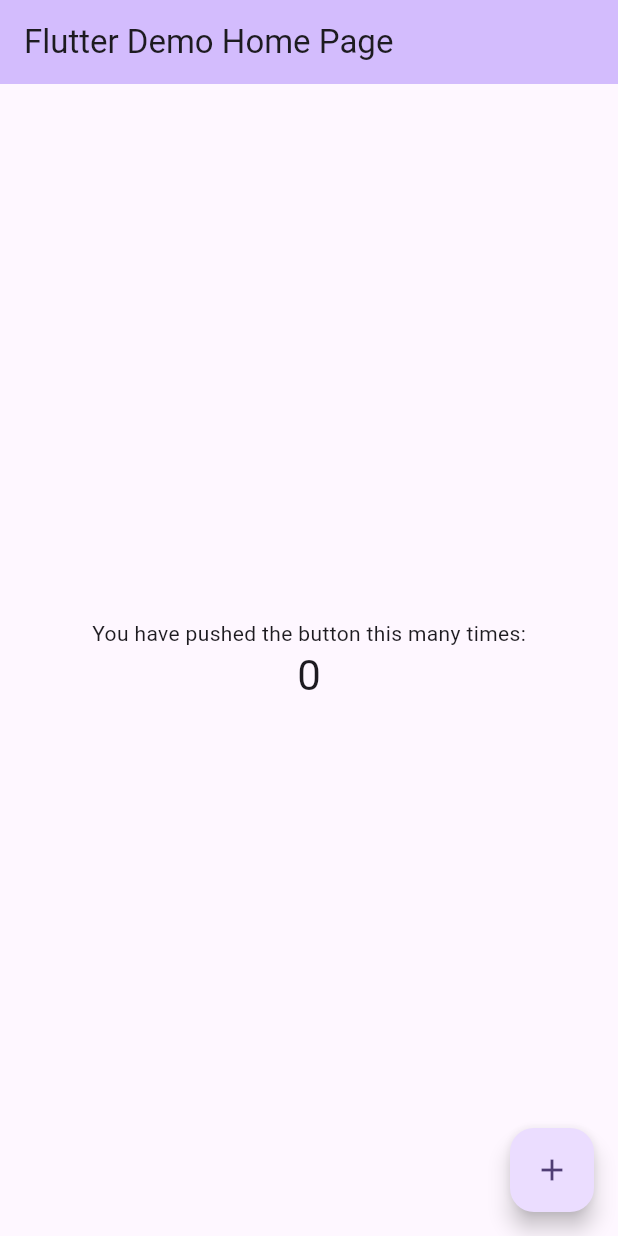
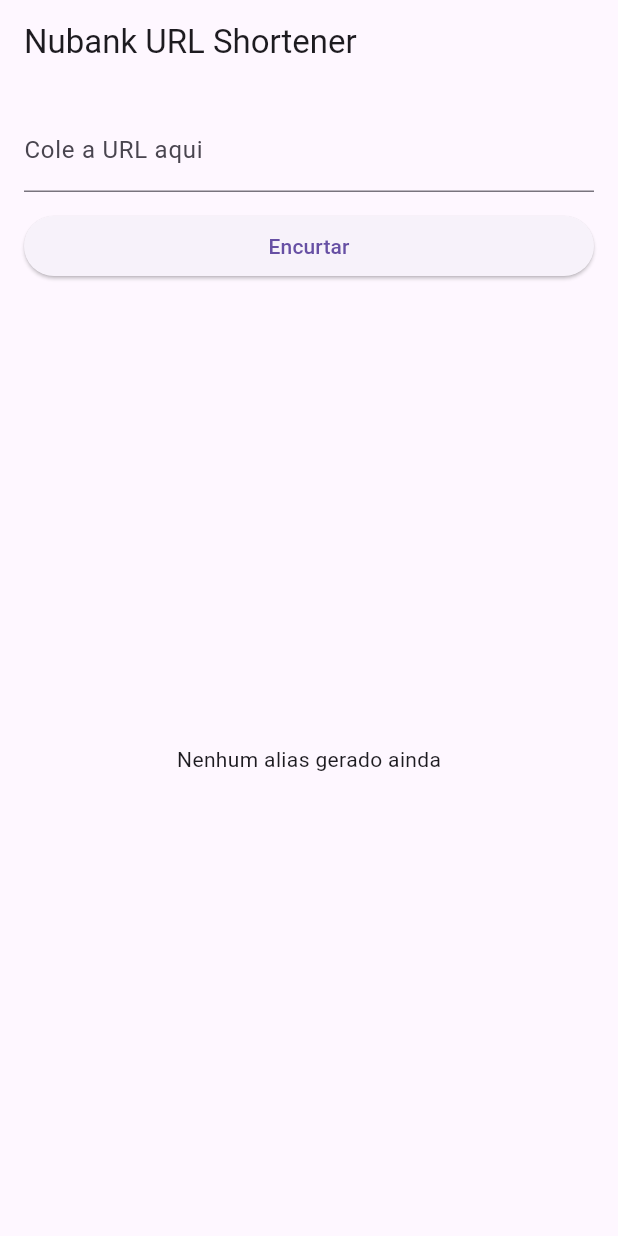
Before and after one commit to joaoconstancio1/nubank_test, a Flutter app: the screen it shows after launch, on a phone screen of 412 x 824 dp. Run offline on Flutter 3.47's test engine with Material 3 defaults, Android fonts, the phone set to English and light mode, and no system bars; our stand-ins replace dio, flutter_bloc.

Commit message:
Implement URL shortening feature with Bloc architecture and integrate url_launcher

```diff
--- a/lib/main.dart
+++ b/lib/main.dart
@@ -1,122 +1,26 @@
 import 'package:flutter/material.dart';
+import 'package:flutter_bloc/flutter_bloc.dart';
+import 'package:nubank_test/modules/home/data/models/services/alias_service.dart';
+import 'package:nubank_test/modules/home/presenter/cubit/alias_cubit.dart';
+import 'package:nubank_test/modules/home/presenter/pages/home_page.dart';
 
 void main() {
-  runApp(const MyApp());
+  final service = AliasService();
+  runApp(MyApp(service: service));
 }
 
 class MyApp extends StatelessWidget {
-  const MyApp({super.key});
+  final AliasService service;
+  const MyApp({super.key, required this.service});
 
-  // This widget is the root of your application.
   @override
   Widget build(BuildContext context) {
     return MaterialApp(
-      title: 'Flutter Demo',
-      theme: ThemeData(
-        // This is the theme of your application.
-        //
-        // TRY THIS: Try running your application with "flutter run". You'll see
-        // the application has a purple toolbar. Then, without quitting the app,
-        // try changing the seedColor in the colorScheme below to Colors.green
-        // and then invoke "hot reload" (save your changes or press the "hot
-        // reload" button in a Flutter-supported IDE, or press "r" if you used
-        // the command line to start the app).
-        //
-        // Notice that the counter didn't reset back to zero; the application
-        // state is not lost during the reload. To reset the state, use hot
-        // restart instead.
-        //
-        // This works for code too, not just values: Most code changes can be
-        // tested with just a hot reload.
-        colorScheme: ColorScheme.fromSeed(seedColor: Colors.deepPurple),
+      title: 'Nubank URL Shortener',
+      home: BlocProvider(
+        create: (_) => AliasCubit(service),
+        child: const HomeScreen(),
       ),
-      home: const MyHomePage(title: 'Flutter Demo Home Page'),
     );
   }
 }
-
-class MyHomePage extends StatefulWidget {
-  const MyHomePage({super.key, required this.title});
-
-  // This widget is the home page of your application. It is stateful, meaning
-  // that it has a State object (defined below) that contains fields that affect
-  // how it looks.
-
-  // This class is the configuration for the state. It holds the values (in this
-  // case the title) provided by the parent (in this case the App widget) and
-  // used by the build method of the State. Fields in a Widget subclass are
-  // always marked "final".
-
-  final String title;
-
-  @override
-  State<MyHomePage> createState() => _MyHomePageState();
-}
-
-class _MyHomePageState extends State<MyHomePage> {
-  int _counter = 0;
-
-  void _incrementCounter() {
-    setState(() {
-      // This call to setState tells the Flutter framework that something has
-      // changed in this State, which causes it to rerun the build method below
-      // so that the display can reflect the updated values. If we changed
-      // _counter without calling setState(), then the build method would not be
-      // called again, and so nothing would appear to happen.
-      _counter++;
-    });
-  }
-
-  @override
-  Widget build(BuildContext context) {
-    // This method is rerun every time setState is called, for instance as done
-    // by the _incrementCounter method above.
-    //
-    // The Flutter framework has been optimized to make rerunning build methods
-    // fast, so that you can just rebuild anything that needs updating rather
-    // than having to individually change instances of widgets.
-    return Scaffold(
-      appBar: AppBar(
-        // TRY THIS: Try changing the color here to a specific color (to
-        // Colors.amber, perhaps?) and trigger a hot reload to see the AppBar
-        // change color while the other colors stay the same.
-        backgroundColor: Theme.of(context).colorScheme.inversePrimary,
-        // Here we take the value from the MyHomePage object that was created by
-        // the App.build method, and use it to set our appbar title.
-        title: Text(widget.title),
-      ),
-      body: Center(
-        // Center is a layout widget. It takes a single child and positions it
-        // in the middle of the parent.
-        child: Column(
-          // Column is also a layout widget. It takes a list of children and
-          // arranges them vertically. By default, it sizes itself to fit its
-          // children horizontally, and tries to be as tall as its parent.
-          //
-          // Column has various properties to control how it sizes itself and
-          // how it positions its children. Here we use mainAxisAlignment to
-          // center the children vertically; the main axis here is the vertical
-          // axis because Columns are vertical (the cross axis would be
-          // horizontal).
-          //
-          // TRY THIS: Invoke "debug painting" (choose the "Toggle Debug Paint"
-          // action in the IDE, or press "p" in the console), to see the
-          // wireframe for each widget.
-          mainAxisAlignment: MainAxisAlignment.center,
-          children: <Widget>[
-            const Text('You have pushed the button this many times:'),
-            Text(
-              '$_counter',
-              style: Theme.of(context).textTheme.headlineMedium,
-            ),
-          ],
-        ),
-      ),
-      floatingActionButton: FloatingActionButton(
-        onPressed: _incrementCounter,
-        tooltip: 'Increment',
-        child: const Icon(Icons.add),
-      ), // This trailing comma makes auto-formatting nicer for build methods.
-    );
-  }
-}
--- /dev/null
+++ b/lib/modules/home/data/models/alias_model.dart
@@ -0,0 +1,21 @@
+class AliasModel {
+  final String alias;
+  final String original;
+  final String short;
+
+  AliasModel({
+    required this.alias,
+    required this.original,
+    required this.short,
+  });
+
+  factory AliasModel.fromJson(Map<String, dynamic> json) {
+    final alias = json['alias'] as String? ?? '';
+    final links = json['_links'] as Map<String, dynamic>? ?? {};
+    return AliasModel(
+      alias: alias,
+      original: links['self'] as String? ?? '',
+      short: links['short'] as String? ?? '',
+    );
+  }
+}
--- /dev/null
+++ b/lib/modules/home/data/models/services/alias_service.dart
@@ -0,0 +1,30 @@
+import 'package:dio/dio.dart';
+import 'package:nubank_test/modules/home/data/models/alias_model.dart';
+
+class AliasService {
+  final Dio _dio;
+  final String baseUrl;
+
+  AliasService({
+    Dio? dio,
+    this.baseUrl = 'https://url-shortener-server.onrender.com/api',
+  }) : _dio = dio ?? Dio();
+
+  Future<AliasModel> createAlias(String url) async {
+    final payload = {'url': url};
+    try {
+      final resp = await _dio.post('$baseUrl/alias', data: payload);
+      if (resp.statusCode == 201 || resp.statusCode == 200) {
+        return AliasModel.fromJson(resp.data as Map<String, dynamic>);
+      }
+      throw Exception('Erro ao encurtar a URL: HTTP \${resp.statusCode}');
+    } on DioError catch (e) {
+      if (e.response != null) {
+        throw Exception(
+          'Erro do servidor: \${e.response?.statusCode} \${e.response?.data}',
+        );
+      }
+      throw Exception('Erro de conexão: \${e.message}');
+    }
+  }
+}
--- /dev/null
+++ b/lib/modules/home/presenter/cubit/alias_cubit.dart
@@ -0,0 +1,23 @@
+import 'package:flutter_bloc/flutter_bloc.dart';
+import 'package:nubank_test/modules/home/data/models/services/alias_service.dart';
+import 'package:nubank_test/modules/home/presenter/cubit/alias_state.dart';
+
+class AliasCubit extends Cubit<AliasState> {
+  final AliasService _service;
+
+  AliasCubit(this._service) : super(AliasState(aliases: []));
+
+  Future<void> shorten(String url) async {
+    if (url.trim().isEmpty) return;
+    emit(state.copyWith(loading: true, error: null));
+    try {
+      final alias = await _service.createAlias(url);
+      final newList = [alias, ...state.aliases];
+      emit(state.copyWith(aliases: newList, loading: false));
+    } catch (e) {
+      emit(state.copyWith(loading: false, error: e.toString()));
+    }
+  }
+
+  void clearError() => emit(state.copyWith(error: null));
+}
--- /dev/null
+++ b/lib/modules/home/presenter/cubit/alias_state.dart
@@ -0,0 +1,21 @@
+import 'package:nubank_test/modules/home/data/models/alias_model.dart';
+
+class AliasState {
+  final List<AliasModel> aliases;
+  final bool loading;
+  final String? error;
+
+  AliasState({required this.aliases, this.loading = false, this.error});
+
+  AliasState copyWith({
+    List<AliasModel>? aliases,
+    bool? loading,
+    String? error,
+  }) {
+    return AliasState(
+      aliases: aliases ?? this.aliases,
+      loading: loading ?? this.loading,
+      error: error,
+    );
+  }
+}
--- /dev/null
+++ b/lib/modules/home/presenter/pages/alias_title.dart
@@ -0,0 +1,18 @@
+import 'package:flutter/material.dart';
+import 'package:nubank_test/modules/home/data/models/alias_model.dart';
+
+class AliasTile extends StatelessWidget {
+  final AliasModel alias;
+  final VoidCallback? onCopy;
+
+  const AliasTile({super.key, required this.alias, this.onCopy});
+
+  @override
+  Widget build(BuildContext context) {
+    return ListTile(
+      title: Text(alias.alias),
+      subtitle: Text(alias.original),
+      trailing: IconButton(icon: const Icon(Icons.copy), onPressed: onCopy),
+    );
+  }
+}
--- /dev/null
+++ b/lib/modules/home/presenter/pages/home_page.dart
@@ -0,0 +1,92 @@
+import 'package:flutter/material.dart';
+import 'package:flutter/services.dart';
+import 'package:flutter_bloc/flutter_bloc.dart';
+import 'package:nubank_test/modules/home/presenter/cubit/alias_cubit.dart';
+import 'package:nubank_test/modules/home/presenter/cubit/alias_state.dart';
+import 'package:nubank_test/modules/home/presenter/pages/alias_title.dart';
+
+class HomeScreen extends StatefulWidget {
+  const HomeScreen({super.key});
+
+  @override
+  State<HomeScreen> createState() => _HomeScreenState();
+}
+
+class _HomeScreenState extends State<HomeScreen> {
+  final TextEditingController _controller = TextEditingController();
+
+  @override
+  Widget build(BuildContext context) {
+    return Scaffold(
+      appBar: AppBar(title: const Text('Nubank URL Shortener')),
+      body: Padding(
+        padding: const EdgeInsets.all(16.0),
+        child: Column(
+          children: [
+            TextField(
+              controller: _controller,
+              decoration: const InputDecoration(labelText: 'Cole a URL aqui'),
+              keyboardType: TextInputType.url,
+            ),
+            const SizedBox(height: 12),
+            Row(
+              children: [
+                Expanded(
+                  child: ElevatedButton(
+                    onPressed: () {
+                      final cubit = context.read<AliasCubit>();
+                      cubit.shorten(_controller.text);
+                    },
+                    child: const Text('Encurtar'),
+                  ),
+                ),
+              ],
+            ),
+            const SizedBox(height: 16),
+            Expanded(
+              child: BlocBuilder<AliasCubit, AliasState>(
+                builder: (context, state) {
+                  if (state.loading) {
+                    return const Center(child: CircularProgressIndicator());
+                  }
+                  if (state.error != null) {
+                    return Column(
+                      children: [
+                        Text('Erro: ${state.error}'),
+                        ElevatedButton(
+                          onPressed: () =>
+                              context.read<AliasCubit>().clearError(),
+                          child: const Text('OK'),
+                        ),
+                      ],
+                    );
+                  }
+                  if (state.aliases.isEmpty) {
+                    return const Center(
+                      child: Text('Nenhum alias gerado ainda'),
+                    );
+                  }
+                  return ListView.builder(
+                    itemCount: state.aliases.length,
+                    itemBuilder: (context, index) {
+                      final a = state.aliases[index];
+                      return AliasTile(
+                        alias: a,
+                        onCopy: () async {
+                          await Clipboard.setData(ClipboardData(text: a.short));
+                          ScaffoldMessenger.of(context).showSnackBar(
+                            const SnackBar(content: Text('Curta copiada')),
+                          );
+                        },
+                      );
+                    },
+                  );
+                },
+              ),
+            ),
+          ],
+        ),
+      ),
+    );
+  }
+}
```
Also changed, not shown: pubspec.yaml (+7 -6 lines), pubspec.lock, 5 other files.
